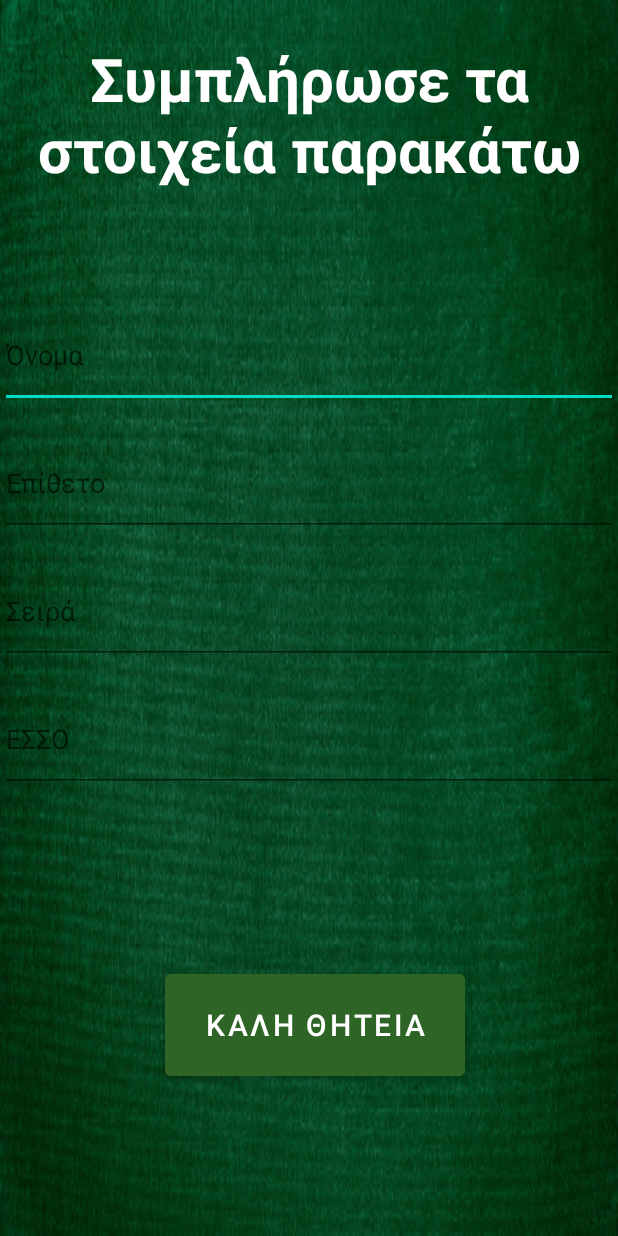
After one commit to georgekazz/Lelermy, an Android app: the SignUpActivity screen opened directly, with no data from a screen before it, on a phone screen of 412 x 824 dp. The commit adds this screen. Run offline under Robolectric (Android 15) with nearby library versions, the phone set to English and light mode, and no system bars.

Commit message:
SignUp activity Fix background icons Fix layout

```diff
--- a/app/src/main/AndroidManifest.xml
+++ b/app/src/main/AndroidManifest.xml
@@ -11,6 +11,9 @@
         android:supportsRtl="true"
         android:theme="@style/Theme.Lelermy"
         tools:targetApi="31">
+        <activity
+            android:name=".SignUpActivity"
+            android:exported="false" />
         <activity
             android:name=".SecondCalendarActivity"
             android:exported="false" />
--- /dev/null
+++ b/app/src/main/java/com/example/lelermy/SignUpActivity.kt
@@ -0,0 +1,11 @@
+package com.example.lelermy
+
+import androidx.appcompat.app.AppCompatActivity
+import android.os.Bundle
+
+class SignUpActivity : AppCompatActivity() {
+    override fun onCreate(savedInstanceState: Bundle?) {
+        super.onCreate(savedInstanceState)
+        setContentView(R.layout.activity_sign_up)
+    }
+}
--- /dev/null
+++ b/app/src/main/res/layout/activity_sign_up.xml
@@ -0,0 +1,74 @@
+<?xml version="1.0" encoding="utf-8"?>
+<RelativeLayout xmlns:android="http://schemas.android.com/apk/res/android"
+    xmlns:app="http://schemas.android.com/apk/res-auto"
+    xmlns:tools="http://schemas.android.com/tools"
+    android:layout_width="match_parent"
+    android:layout_height="match_parent"
+    tools:context=".SignUpActivity"
+    android:background="@drawable/backgroundicon">
+
+    <LinearLayout
+        android:layout_width="match_parent"
+        android:layout_height="match_parent"
+        android:orientation="vertical">
+
+        <TextView
+            android:id="@+id/titletx"
+            android:layout_width="match_parent"
+            android:layout_height="wrap_content"
+            android:text="Συμπλήρωσε τα στοιχεία παρακάτω"
+            android:textStyle="bold"
+            android:textSize="40dp"
+            android:textAlignment="center"
+            android:textColor="@color/white"
+            android:layout_marginBottom="75dp"
+            android:layout_marginTop="25dp"/>
+
+        <EditText
+            android:id="@+id/editTextName"
+            android:layout_width="match_parent"
+            android:layout_height="70dp"
+            android:ems="10"
+            android:layout_marginBottom="15dp"
+            android:inputType="textPersonName"
+            android:hint="Όνομα" />
+
+        <EditText
+            android:id="@+id/editTextLastname"
+            android:layout_width="match_parent"
+            android:layout_height="70dp"
+            android:ems="10"
+            android:inputType="textPersonName"
+            android:layout_marginBottom="15dp"
+            android:hint="Επίθετο" />
+
+        <EditText
+            android:id="@+id/editTextSeira"
+            android:layout_width="match_parent"
+            android:layout_height="70dp"
+            android:ems="10"
+            android:inputType="textPersonName"
+            android:layout_marginBottom="15dp"
+            android:hint="Σειρά" />
+
+        <EditText
+            android:id="@+id/editTextEsso"
+            android:layout_width="match_parent"
+            android:layout_height="70dp"
+            android:ems="10"
+            android:inputType="textPersonName"
+            android:layout_marginBottom="115dp"
+            android:hint="EΣΣΟ"/>
+
+        <Button
+            android:id="@+id/button"
+            android:layout_width="200dp"
+            android:layout_height="80dp"
+            android:backgroundTint="@color/darkgreen"
+            android:layout_marginLeft="110dp"
+            android:textSize="20dp"
+            android:text="Καλη Θητεια" />
+
+
+    </LinearLayout>
+</RelativeLayout>
```
Also changed, not shown: app/src/main/java/com/example/lelermy/SecondCalendarActivity.kt (+20 -1 lines), app/src/main/java/com/example/lelermy/SetProfileActivity.kt (+7 -0 lines), app/src/main/res/layout/activity_main.xml (+4 -5 lines), app/src/main/res/layout/activity_second_calendar.xml (+5 -4 lines), app/src/main/res/layout/activity_set_profile.xml (+4 -3 lines), app/src/main/res/drawable/backgroundicon.jpg (added).
